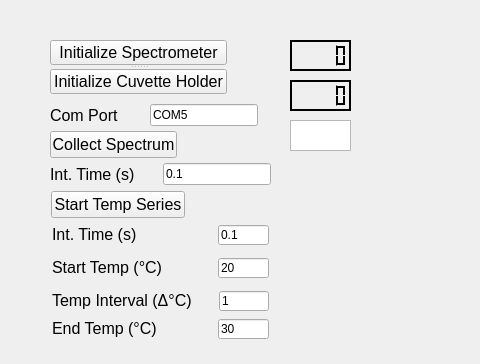
The window that CuvetteSpectra_GUI.ui (csiefe/CuvetteSpectra) describes before a commit, drawn with Qt 5; both pictures show x 0 to 480 and y 0 to 364 of the 785 by 600 pixel window.
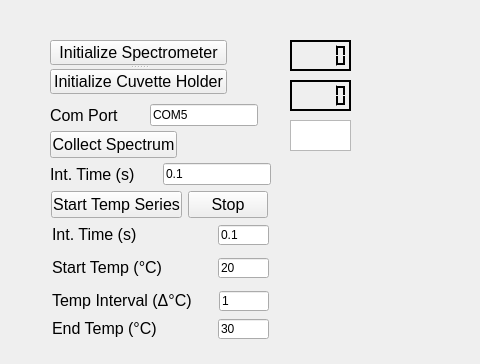
The same window after the commit. Custom widgets are drawn as their Qt base class.

Commit message: Added a stop button to our experiments so we can stop if we make a mistake. Also cleaned up processEvents command

Patch:
```diff
--- a/CuvetteSpectra_GUI.ui
+++ b/CuvetteSpectra_GUI.ui
@@ -629,24 +629,6 @@
      <number>1</number>
     </property>
    </widget>
-   <widget class="QPushButton" name="start_temp_series_button">
-    <property name="geometry">
-     <rect>
-      <x>51</x>
-      <y>191</y>
-      <width>134</width>
-      <height>27</height>
-     </rect>
-    </property>
-    <property name="font">
-     <font>
-      <pointsize>12</pointsize>
-     </font>
-    </property>
-    <property name="text">
-     <string>Start Temp Series</string>
-    </property>
-   </widget>
    <widget class="QLCDNumber" name="displaySetTemp">
     <property name="geometry">
      <rect>
@@ -1275,6 +1257,45 @@
      <string>20</string>
     </property>
    </widget>
+   <widget class="QWidget" name="">
+    <property name="geometry">
+     <rect>
+      <x>51</x>
+      <y>190</y>
+      <width>217</width>
+      <height>29</height>
+     </rect>
+    </property>
+    <layout class="QHBoxLayout" name="horizontalLayout_3">
+     <item>
+      <widget class="QPushButton" name="start_temp_series_button">
+       <property name="font">
+        <font>
+         <pointsize>12</pointsize>
+        </font>
+       </property>
+       <property name="text">
+        <string>Start Temp Series</string>
+       </property>
+      </widget>
+     </item>
+     <item>
+      <widget class="QPushButton" name="stop_exp_button">
+       <property name="font">
+        <font>
+         <pointsize>12</pointsize>
+        </font>
+       </property>
+       <property name="text">
+        <string>Stop</string>
+       </property>
+       <property name="default">
+        <bool>false</bool>
+       </property>
+      </widget>
+     </item>
+    </layout>
+   </widget>
   </widget>
   <widget class="QMenuBar" name="menubar">
    <property name="geometry">
```
The commit also changes 1 other file.
